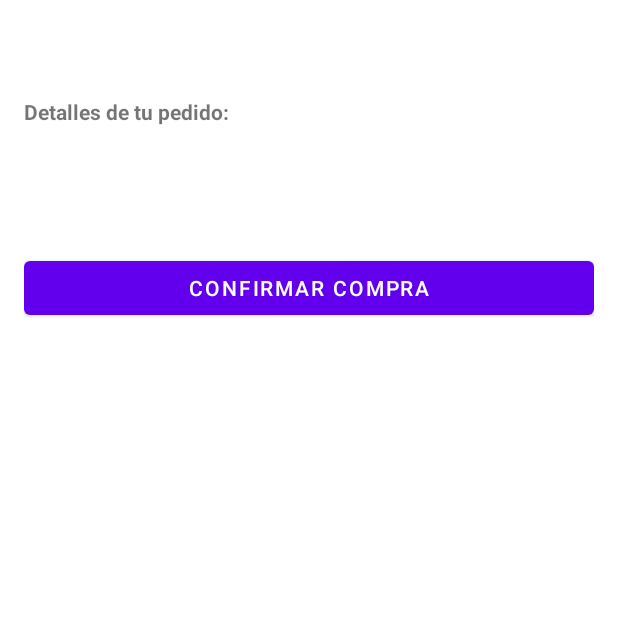
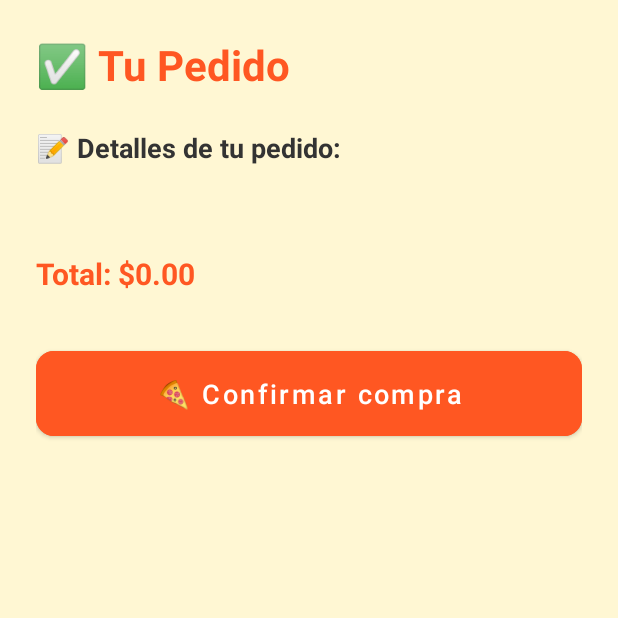
Before and after one commit to PaoloDiazG/Mamma_Pasta, an Android app: the ConfirmacionActivity screen opened directly, with no data from a screen before it, on a phone screen of 412 x 824 dp, the top half of it. Run offline under Robolectric (Android 15) with nearby library versions, the phone set to English and light mode, and no system bars.

Commit message:
Sexta version estable - Apariencia completa y todas las funcionalidades

```diff
--- /dev/null
+++ b/app/src/main/res/drawable/btn_background_orange.xml
@@ -0,0 +1,4 @@
+<shape xmlns:android="http://schemas.android.com/apk/res/android">
+    <solid android:color="#FF5722"/>
+    <corners android:radius="12dp"/>
+</shape>
--- a/app/src/main/res/layout/activity_confirmacion.xml
+++ b/app/src/main/res/layout/activity_confirmacion.xml
@@ -1,49 +1,65 @@
+<?xml version="1.0" encoding="utf-8"?>
 <ScrollView xmlns:android="http://schemas.android.com/apk/res/android"
+    xmlns:app="http://schemas.android.com/apk/res-auto"
     android:fitsSystemWindows="true"
     android:layout_width="match_parent"
     android:layout_height="match_parent"
-    android:padding="16dp">
+    android:background="#FFF7D3">
 
     <LinearLayout
+        android:layout_width="match_parent"
+        android:layout_height="wrap_content"
         android:orientation="vertical"
-        android:layout_width="match_parent"
-        android:layout_height="wrap_content">
+        android:padding="24dp">
 
         <TextView
             android:id="@+id/txtTituloPizza"
-            android:textSize="24sp"
+            android:layout_width="wrap_content"
+            android:layout_height="wrap_content"
+            android:text="✅ Tu Pedido"
+            android:textSize="28sp"
             android:textStyle="bold"
-            android:layout_marginBottom="16dp"
-            android:layout_width="wrap_content"
-            android:layout_height="wrap_content"/>
+            android:textColor="#FF5722"
+            android:layout_marginBottom="24dp"/>
 
         <TextView
-            android:text="Detalles de tu pedido:"
+            android:text="📝 Detalles de tu pedido:"
             android:textStyle="bold"
-            android:layout_marginBottom="8dp"
+            android:textSize="18sp"
+            android:textColor="#333333"
+            android:layout_marginBottom="12dp"
             android:layout_width="wrap_content"
             android:layout_height="wrap_content"/>
 
         <TextView
             android:id="@+id/txtDetalles"
-            android:layout_marginBottom="16dp"
             android:layout_width="match_parent"
-            android:layout_height="wrap_content"/>
+            android:layout_height="wrap_content"
+            android:textSize="16sp"
+            android:textColor="#333333"
+            android:layout_marginBottom="24dp"/>
 
         <TextView
             android:id="@+id/txtPrecioFinal"
-            android:textSize="18sp"
+            android:layout_width="wrap_content"
+            android:layout_height="wrap_content"
+            android:text="Total: $0.00"
+            android:textSize="20sp"
             android:textStyle="bold"
             android:textColor="#FF5722"
-            android:layout_marginBottom="16dp"
-            android:layout_width="wrap_content"
-            android:layout_height="wrap_content"/>
+            android:layout_marginBottom="32dp"/>
 
-        <Button
+        <com.google.android.material.button.MaterialButton
             android:id="@+id/btnConfirmarCompra"
-            android:text="Confirmar compra"
             android:layout_width="match_parent"
-            android:layout_height="wrap_content"/>
+            android:layout_height="wrap_content"
+            android:text="🍕 Confirmar compra"
+            android:textSize="18sp"
+            android:textColor="#FFFFFF"
+            app:cornerRadius="12dp"
+            android:backgroundTint="#FF5722"
+            android:paddingVertical="16dp"
+            android:textAllCaps="false"/>
 
     </LinearLayout>
 </ScrollView>
```
Also changed, not shown: app/src/main/java/com/mammapasta/historial/HistorialActivity.java (+7 -0 lines), app/src/main/java/com/mammapasta/historial/HistorialAdapter.java (+8 -7 lines), app/src/main/java/com/mammapasta/order/ConfirmacionActivity.java (+7 -0 lines), app/src/main/res/layout/activity_construir_pizza.xml (+58 -34 lines), app/src/main/res/layout/activity_historial.xml (+32 -3 lines), app/src/main/res/layout/item_pedido.xml (added, +36 -0 lines).
